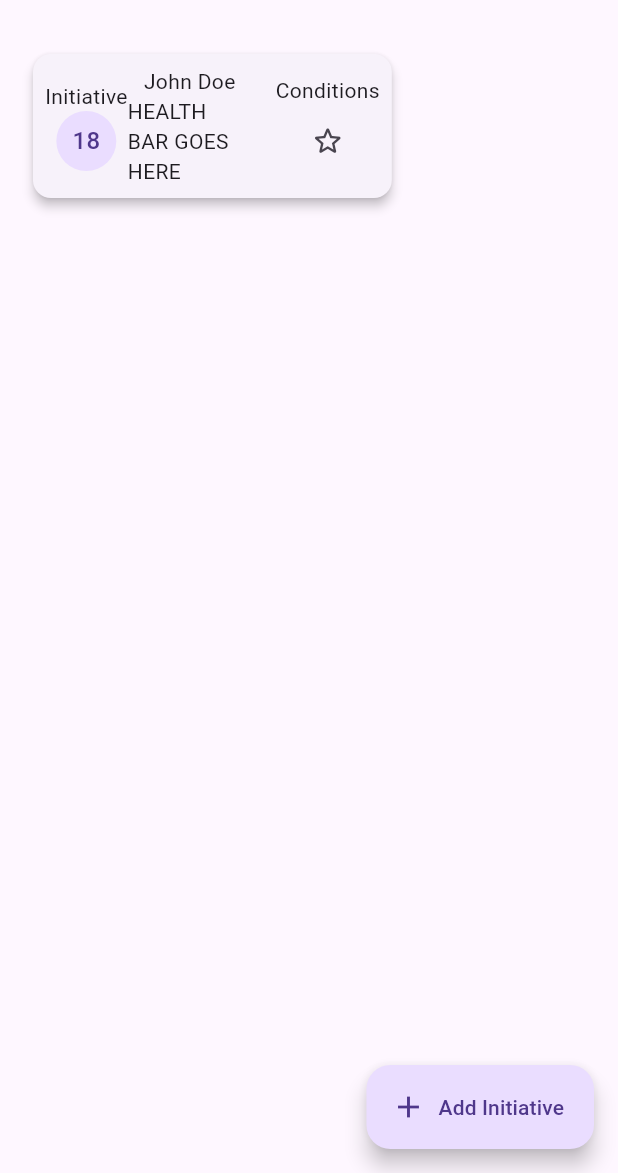
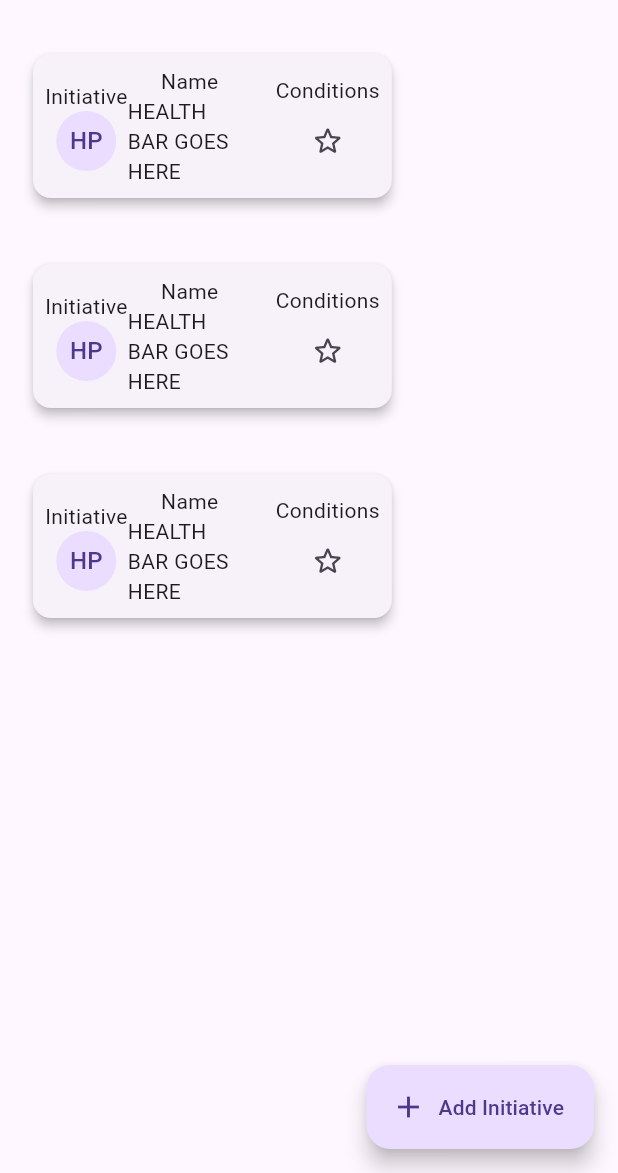
Before and after one commit to ABeeinSpace/software_engineering_project, a Flutter app: the screen it shows after launch, on a phone screen of 412 x 824 dp, the part 63-1236 px from its top. Run offline on Flutter 3.47's test engine with Material 2 defaults, Android fonts, the phone set to English and light mode, and no system bars.

Commit message:
Initial Adding Player Name and HP

```diff
--- a/lib/intiative_card.dart
+++ b/lib/intiative_card.dart
@@ -1,11 +1,18 @@
 import 'dart:developer'; //This import gives us access to the log() function. It can be safely removed when all buttons are properly implemented.
 import 'package:flutter/material.dart';
+import 'main.dart';
 
 class InitiativeCard extends StatelessWidget {
   // This declaration makes any parameters needed available to instances of the class. The Java equivalent is a constructor method
-  const InitiativeCard({
-    Key? key,
-  }) : super(key: key);
+
+  String hp;
+  String name;
+
+  InitiativeCard(this.name, this.hp, {super.key});
+
+  // const InitiativeCard({
+  //   Key? key,
+  // }) : super(key: key);
 
   /// build()
   /// Parameters: BuildContext context
@@ -29,19 +36,19 @@ class InitiativeCard extends StatelessWidget {
                   child: Row(
                     children: [
                       Column(
-                        children: const [
+                        children: [
                           Text("Initiative"),
                           CircleAvatar(
                             // backgroundColor: Colors.amber,
-                            child: Text("18"),
+                            child: Text(hp),
                           )
                         ],
                       ),
                       Expanded(
-                        child: Column(children: const [
+                        child: Column(children: [
                           Align(
                             alignment: Alignment.center,
-                            child: Text("John Doe"),
+                            child: Text(name),
                           ),
                           //TODO: Do the health bar (Which is probably going to Suck to do).
                           Text("HEALTH BAR GOES HERE")
@@ -97,9 +104,14 @@ class InitiativeCard extends StatelessWidget {
 
 class InitiativeCardContainer extends StatelessWidget {
   // This declaration makes any parameters needed available to instances of the class. The Java equivalent is a constructor method
-  const InitiativeCardContainer({
-    Key? key,
-  }) : super(key: key);
+  //  InitiativeCardContainer({
+  //   Key? key,
+  // }) : super(key: key);
+
+  String name;
+  String hp;
+
+  InitiativeCardContainer(this.name, this.hp, {super.key});
 
   /// build()
   /// Parameters: BuildContext context
@@ -112,7 +124,7 @@ class InitiativeCardContainer extends StatelessWidget {
       alignment: Alignment.centerLeft,
       margin: const EdgeInsets.all(10),
       // width: 90,
-      child: const InitiativeCard(),
+      child: InitiativeCard(name, hp),
     );
   }
 }
--- a/lib/main.dart
+++ b/lib/main.dart
@@ -7,8 +7,8 @@ void main() {
 }
 
 class MyApp extends StatelessWidget {
-
-	const MyApp({super.key}); // This declaration makes any parameters needed available to instances of the class. The Java equivalent is a constructor method.
+  const MyApp(
+      {super.key}); // This declaration makes any parameters needed available to instances of the class. The Java equivalent is a constructor method.
 
   // This widget is the root of your application.
 
@@ -41,7 +41,9 @@ class MyApp extends StatelessWidget {
 
 class MyHomePage extends StatefulWidget {
   // This declaration makes any parameters needed available to instances of the class. The Java equivalent is a constructor method.
-	const MyHomePage({super.key, required this.title}); //The required keyword is the same as making a named parameter in Java. It tells the Dart compiler to emit an error if we attempt to instantiate an instance of the class without a parameter.
+  const MyHomePage(
+      {super.key,
+      required this.title}); //The required keyword is the same as making a named parameter in Java. It tells the Dart compiler to emit an error if we attempt to instantiate an instance of the class without a parameter.
 
   // This widget is the home page of your application. It is stateful, meaning
   // that it has a State object (defined below) that contains fields that affect
@@ -64,7 +66,7 @@ class MyHomePage extends StatefulWidget {
 }
 
 class _MyHomePageState extends State<MyHomePage> {
-	// int _numOfThings = 0;
+  int numOfThings = 0;
 
   // void _incrementCounter() {
   //   setState(() {
@@ -76,6 +78,37 @@ class _MyHomePageState extends State<MyHomePage> {
   //
   //   });
   // }
+
+  late TextEditingController controller;
+
+  //String that will hold the name inputted by the user
+  String name = '';
+
+  @override
+  void initState() {
+    super.initState();
+
+    controller = TextEditingController();
+  }
+
+  @override
+  void dispose() {
+    controller.dispose();
+
+    super.dispose();
+  }
+
+  //String that will hold the hp inputted by the user
+  String hp = '';
+
+  //Array of initatives
+  List<InitiativeCardContainer> arr = [
+    InitiativeCardContainer("Name", "HP"),
+    InitiativeCardContainer("Name", "HP"),
+    InitiativeCardContainer("Name", "HP"),
+    InitiativeCardContainer("Name", "HP"),
+    InitiativeCardContainer("Name", "HP"),
+  ];
 
   void _incrementNumOfThings() {
     setState(() {
@@ -108,8 +141,7 @@ class _MyHomePageState extends State<MyHomePage> {
               child: IconButton(
                   onPressed: _prevButtonPressed,
                   tooltip: "Previous round",
-									icon: const Icon(Icons.arrow_back))
-					),
+                  icon: const Icon(Icons.arrow_back))),
           Align(
             alignment: Alignment.center,
             child: IconButton(
@@ -120,7 +152,20 @@ class _MyHomePageState extends State<MyHomePage> {
           ButtonBar(
             children: [
               IconButton(
-									onPressed: _addInitiative,
+
+                  ///When the add initative button is pressed, open a dialog for the user to input their name
+                  onPressed: () async {
+                    final name = await openDialog();
+                    if (name == null || name.isEmpty) return;
+                    setState(() => this.name = name);
+
+                    //When the user has submitted a name, open a dialog for them to input the hp
+                    final hp = await openhpDialog();
+                    if (hp == null || hp.isEmpty) return;
+                    setState(() => this.hp = hp);
+
+                    editInitiativeCard();
+                  },
                   tooltip: "Add Initiative",
                   icon: const Icon(Icons.add)),
               // This button will display a drop-down to enable addition of prefab monsters in addition to custom initiatives.
@@ -155,7 +200,7 @@ class _MyHomePageState extends State<MyHomePage> {
           // horizontal).
           // mainAxisAlignment: MainAxisAlignment.start,
           children: [
-						Column(children: const [
+            Column(children: [
               // const Text(
               //   "You have added this many things:",
               // ),
@@ -163,14 +208,28 @@ class _MyHomePageState extends State<MyHomePage> {
               //   '$_numOfThings',
               //   style: Theme.of(context).textTheme.headline4,
               // ),
-
-							InitiativeCardContainer(),
+              arr[0],
+              arr[1],
+              arr[2],
             ])
           ],
         ),
       ),
+
       floatingActionButton: FloatingActionButton.extended(
-				onPressed: _addInitiative,
+        ///When the add initative button is pressed, open a dialog for the user to input their name
+        onPressed: () async {
+          final name = await openDialog();
+          if (name == null || name.isEmpty) return;
+          setState(() => this.name = name);
+
+          //When the user has submitted a name, open a dialog for them to input the hp
+          final hp = await openhpDialog();
+          if (hp == null || hp.isEmpty) return;
+          setState(() => this.hp = hp);
+
+          editInitiativeCard();
+        },
         icon: const Icon(Icons.add),
         label: const Text("Add Initiative"),
       ), // This trailing comma makes auto-formatting nicer for build methods.
@@ -178,6 +237,66 @@ class _MyHomePageState extends State<MyHomePage> {
 
       // End of Body
     );
+  }
+
+//Dialog box for inputting name
+  Future<String?> openDialog() => showDialog<String>(
+        context: context,
+        builder: (context) => AlertDialog(
+          title: Text('Player Name'),
+          content: TextField(
+            autofocus: true,
+            decoration: InputDecoration(hintText: 'Enter Player Name'),
+            controller: controller,
+          ),
+          actions: [
+            TextButton(
+              child: Text('SUBMIT'),
+              onPressed: submit1,
+            ),
+          ],
+        ),
+      );
+
+//Dialog box for inputting hp
+  Future<String?> openhpDialog() => showDialog<String>(
+        context: context,
+        builder: (context) => AlertDialog(
+          title: Text('Player HP'),
+          content: TextField(
+            autofocus: true,
+            decoration: InputDecoration(hintText: 'Enter Player HP'),
+            controller: controller,
+          ),
+          actions: [
+            TextButton(
+              child: Text('SUBMIT'),
+              onPressed: submit,
+            ),
+          ],
+        ),
+      );
+
+//Submit function for name that pops the text into the awaiting string and calls the hp dialog
+  void submit1() {
+    Navigator.of(context).pop(controller.text);
+    controller.clear();
+    openhpDialog();
+  }
+
+//Submit function for hp that pops the text into the awaiting string
+  void submit() {
+    Navigator.of(context).pop(controller.text);
+    controller.clear();
+    Navigator.of(context).pop();
+
+    // hold = InitiativeCardContainer(name, hp);
+  }
+
+//Add the corresponding inputted values to the next open space in the array
+  void editInitiativeCard() {
+    arr[numOfThings] = InitiativeCardContainer(name, hp);
+    numOfThings++;
   }
 
   /// _settingsButtonPressed()
@@ -221,6 +340,7 @@ class _MyHomePageState extends State<MyHomePage> {
     SnackBarBehavior.floating;
     // log();
   }
+
   /// _prevButtonPressed()
   /// Parameters:
   /// Returns: N/A (void)
```
Lines whose indentation alone changed are shown as unchanged.
